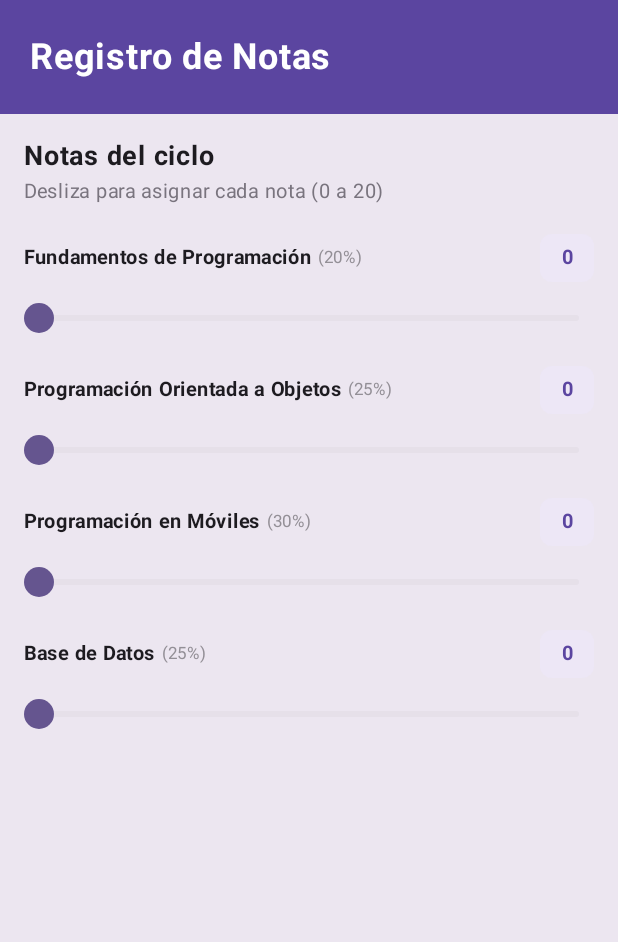
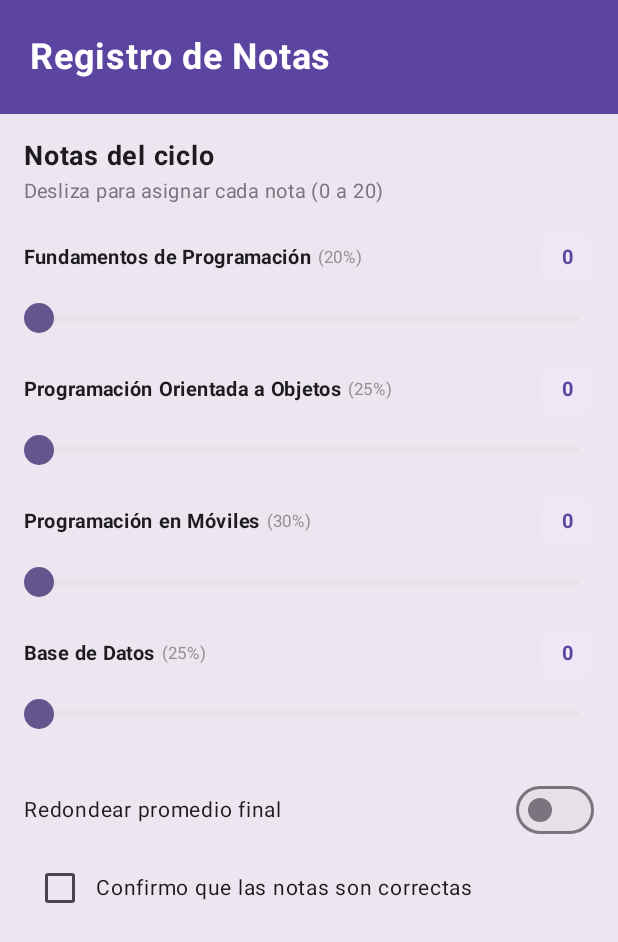
Before and after one commit to PedroJrSuarez/Programacion-en-Moviles, an Android app built with Jetpack Compose: the screen it shows after launch (MainActivity), on a phone screen of 412 x 824 dp. Shown: the top 942 px of the screen. Run offline under Robolectric (Android 15) with nearby library versions, the light colour scheme and no system bars.

Commit message:
Se integra los controles switch y checkbox

```diff
--- a/Laboratorio 03/Laboratorio03_Tarea/app/src/main/java/com/suarez/laboratorio03_tarea/MainActivity.kt
+++ b/Laboratorio 03/Laboratorio03_Tarea/app/src/main/java/com/suarez/laboratorio03_tarea/MainActivity.kt
@@ -54,6 +54,9 @@ fun RegistroNotasApp() {
     var nota2 by remember { mutableStateOf(0f) }
     var nota3 by remember { mutableStateOf(0f) }
     var nota4 by remember { mutableStateOf(0f) }
+
+    var redondear by remember { mutableStateOf(false) }
+    var confirmado by remember { mutableStateOf(false) }
 
     val purpleColor = Color(0xFF5B45A0)
     val lightPurpleChip = Color(0xFFEDE7F6)
@@ -125,6 +128,36 @@ fun RegistroNotasApp() {
                 chipColor = lightPurpleChip,
                 onValueChange = { nota4 = it }
             )
+
+            Spacer(modifier = Modifier.height(8.dp))
+
+            Row(
+                modifier = Modifier.fillMaxWidth(),
+                horizontalArrangement = Arrangement.SpaceBetween,
+                verticalAlignment = Alignment.CenterVertically
+            ) {
+                Text("Redondear promedio final", fontSize = 14.sp, color = Color(0xFF1D1B20))
+                Switch(
+                    checked = redondear,
+                    onCheckedChange = { redondear = it },
+                    colors = SwitchDefaults.colors(
+                        checkedThumbColor = Color.White,
+                        checkedTrackColor = purpleColor
+                    )
+                )
+            }
+
+            Row(
+                verticalAlignment = Alignment.CenterVertically,
+                modifier = Modifier.padding(vertical = 4.dp)
+            ) {
+                Checkbox(
+                    checked = confirmado,
+                    onCheckedChange = { confirmado = it },
+                    colors = CheckboxDefaults.colors(checkedColor = purpleColor)
+                )
+                Text("Confirmo que las notas son correctas", fontSize = 14.sp, color = Color(0xFF1D1B20))
+            }
         }
     }
 }
```
